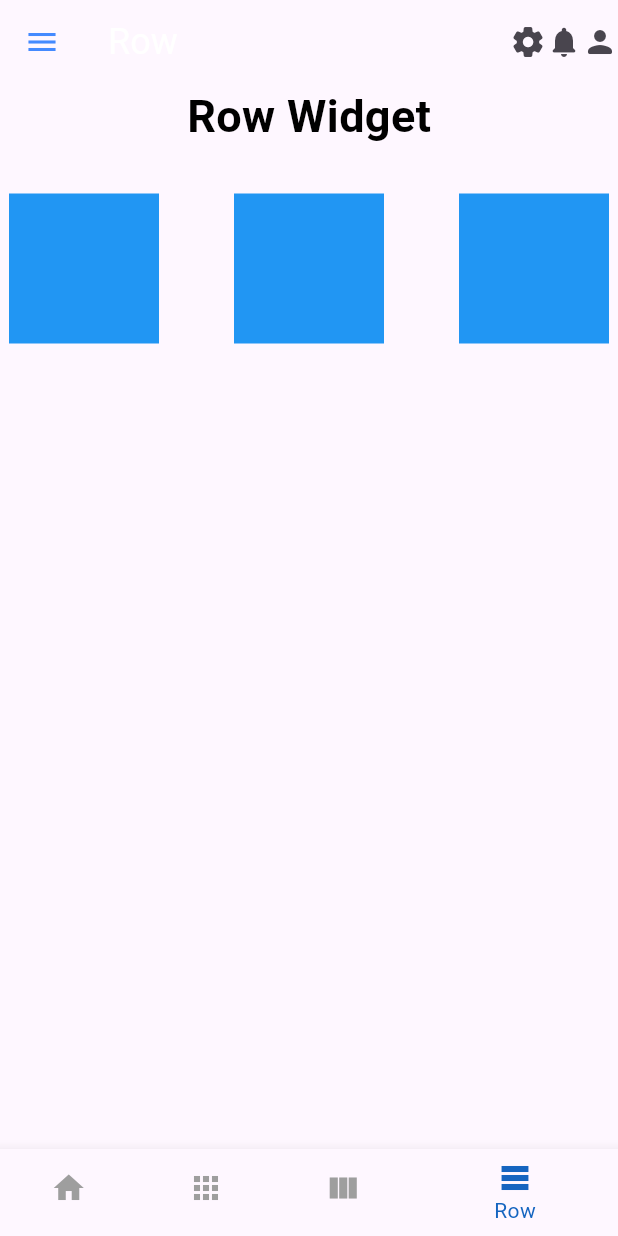
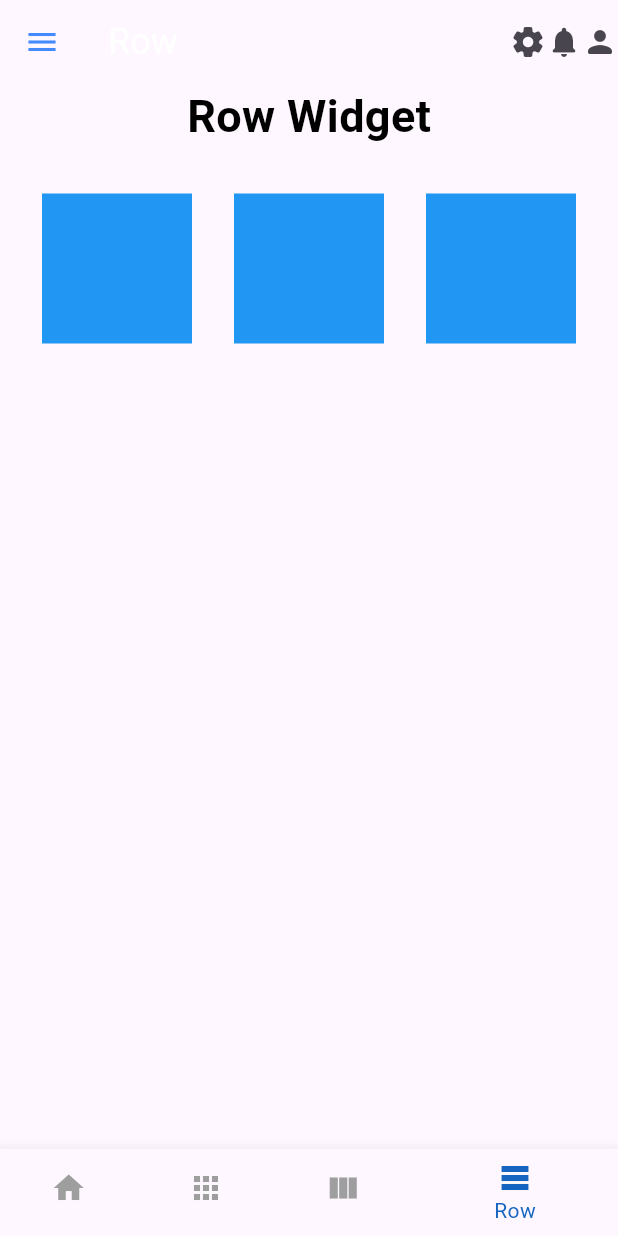
Before and after one commit to Maruuu1101110/flutter_dump, a Flutter app: the AddBottomAppBar2 screen opened directly, item 4 of the bottom bar chosen, on a phone screen of 412 x 824 dp. Run offline on Flutter 3.47's test engine with Material 3 defaults, Android fonts, the phone set to English and light mode, and no system bars; our stand-ins replace flutter_social_button.

Commit message:
Update sample.dart

```diff
--- a/lib/sample.dart
+++ b/lib/sample.dart
@@ -91,12 +91,10 @@ class _AddBottomAppBar2State extends State<AddBottomAppBar2> {
         ),
         SizedBox(height: 30),
         Row(
-          mainAxisAlignment: MainAxisAlignment.center,
+          mainAxisAlignment: MainAxisAlignment.spaceEvenly,
           children: [
             Container(width: 100, height: 100, color: Colors.blue),
-            SizedBox(width: 50),
             Container(width: 100, height: 100, color: Colors.blue),
-            SizedBox(width: 50),
             Container(width: 100, height: 100, color: Colors.blue),
           ],
         ),
```
